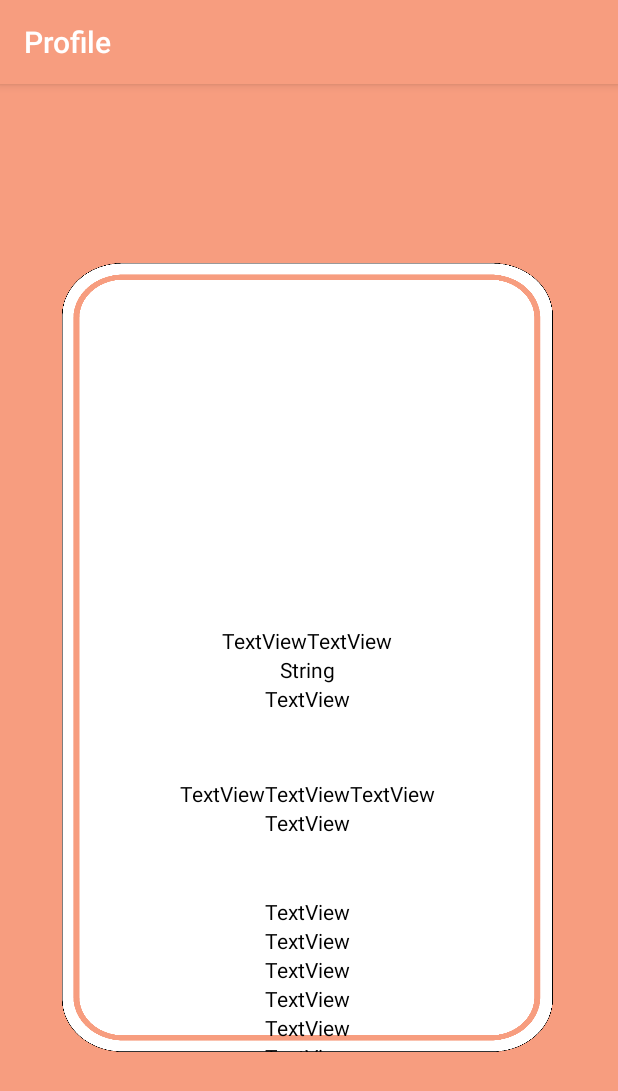
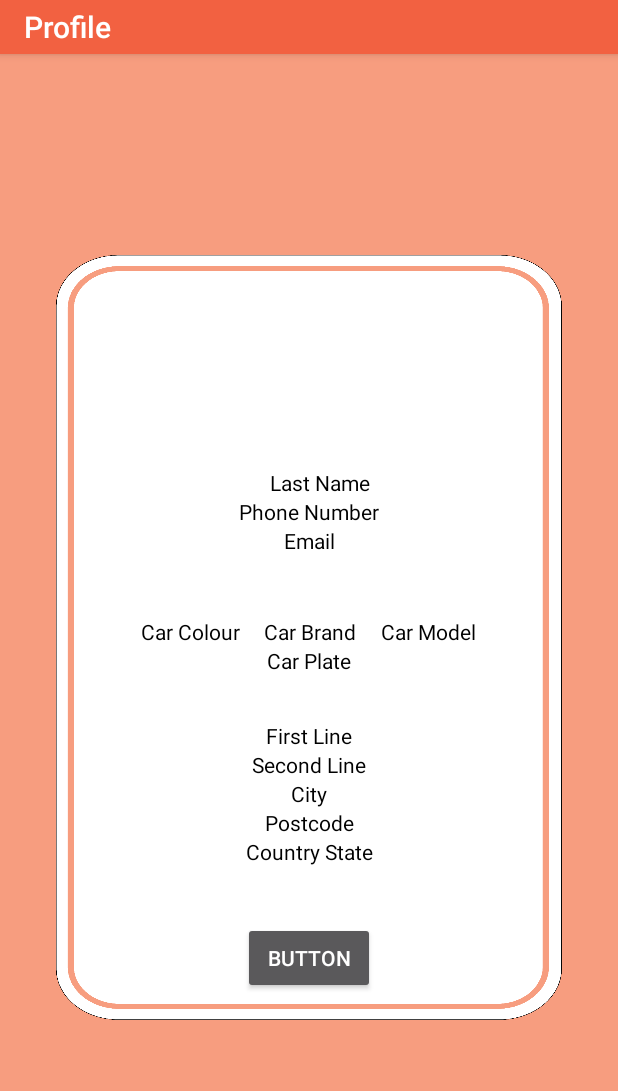
Before and after one commit to ChoLianJiet/OParkTutorial, an Android app: the ProfileNavFragment screen opened directly, with no data from a screen before it, on a phone screen of 412 x 824 dp. Shown: the top 1091 px of the screen. Run offline under Robolectric (Android 15) with nearby library versions, the phone set to English and light mode, and no system bars.

Commit message:
Rearrange Layout, added Layout Id, Waiting to download objbytestream from Storage Created new fragment layout ready for feedback fragment. Resized app bar layout . Subject to change

```diff
--- a/app/src/main/java/com/opark/opark/ProfileNavFragment.java
+++ b/app/src/main/java/com/opark/opark/ProfileNavFragment.java
@@ -9,6 +9,7 @@ import android.support.v4.widget.DrawerLayout;
 import android.view.LayoutInflater;
 import android.view.View;
 import android.view.ViewGroup;
+import android.widget.TextView;
 
 /**
  * Created by Yz on 21-Sep-17.
@@ -16,12 +17,22 @@ import android.view.ViewGroup;
 
 public class ProfileNavFragment extends Fragment {
 
-
+    private TextView firstName, lastName, phoneNum;
+    private TextView carColour, carBrand, carModel, carPlate;
+    private TextView firstLine, secondLine, city, postcode, countryState;
 
     @Override
     public View onCreateView(LayoutInflater inflater, ViewGroup parent, Bundle savedInstanceState) {
         // Defines the xml file for the fragment
-        return inflater.inflate(R.layout.profile_nav_fragment, parent, false);
+        View view=  inflater.inflate(R.layout.profile_nav_fragment, parent, false);
+
+        firstName = (TextView) view.findViewById(R.id.first_name_edit);
+        firstName.setText("");
+
+        return view;
+
+
+
     }
     // This event is triggered soon after onCreateView().
     // Any view setup should occur here.  E.g., view lookups and attaching view listeners.
--- a/app/src/main/res/layout/app_bar_drawer_activity_main.xml
+++ b/app/src/main/res/layout/app_bar_drawer_activity_main.xml
@@ -15,9 +15,8 @@
         <android.support.v7.widget.Toolbar
             android:id="@+id/toolbar"
             android:layout_width="match_parent"
-            android:layout_height="wrap_content"
-            android:layout_weight="1"
-            android:background="?attr/colorPrimary"
+            android:layout_height="36dp"
+            android:background="@color/colorPrimaryDark"
             android:minHeight="?attr/actionBarSize"
             android:theme="?attr/actionBarTheme"/>
     </android.support.design.widget.AppBarLayout>
--- a/app/src/main/res/layout/content_drawer_activity_main.xml
+++ b/app/src/main/res/layout/content_drawer_activity_main.xml
@@ -13,16 +13,15 @@
 
     <FrameLayout
         android:id="@+id/content_frame"
-        android:layout_width="327dp"
-        android:layout_height="526dp"
+        android:layout_width="337dp"
+        android:layout_height="510dp"
         android:layout_centerHorizontal="true"
         android:layout_centerVertical="true"
         app:layout_constraintBottom_toBottomOf="parent"
-        app:layout_constraintHorizontal_bias="0.492"
         app:layout_constraintLeft_toLeftOf="parent"
         app:layout_constraintRight_toRightOf="parent"
         app:layout_constraintTop_toTopOf="parent"
-        app:layout_constraintVertical_bias="0.493"
-        tools:layout_editor_absoluteX="24dp"/>
+        app:layout_constraintVertical_bias="0.482"
+        tools:layout_editor_absoluteY="-8dp"/>
 
 </android.support.constraint.ConstraintLayout>
--- /dev/null
+++ b/app/src/main/res/layout/feedback_nav_fragment.xml
@@ -0,0 +1,8 @@
+<?xml version="1.0" encoding="utf-8"?>
+<RelativeLayout xmlns:android="http://schemas.android.com/apk/res/android"
+                android:layout_width="match_parent"
+                android:layout_height="match_parent"
+                android:background="@color/colorPrimary"
+                android:orientation="vertical">
+
+</RelativeLayout>
--- a/app/src/main/res/layout/profile_nav_fragment.xml
+++ b/app/src/main/res/layout/profile_nav_fragment.xml
@@ -13,14 +13,14 @@
     tools:layout_editor_absoluteY="25dp">
 
     <LinearLayout
-        android:id="@+id/linearLayout0"
+        android:id="@+id/name_num_1"
         android:layout_width="match_parent"
         android:layout_height="wrap_content"
-        android:layout_alignParentLeft="false"
-        android:layout_alignParentStart="false"
-        android:layout_alignParentTop="false"
-        android:layout_marginTop="242dp"
-        android:orientation="horizontal">
+        android:layout_marginTop="142dp"
+        android:orientation="horizontal"
+        android:layout_alignParentTop="true"
+        android:layout_alignParentLeft="true"
+        android:layout_alignParentStart="true">
 
         <RelativeLayout
             android:id="@+id/relativeLayout2"
@@ -30,161 +30,193 @@
             android:gravity="center">
 
             <TextView
-                android:id="@+id/textView5"
+                android:id="@+id/first_name_edit"
                 android:layout_width="wrap_content"
                 android:layout_height="wrap_content"
                 android:layout_centerHorizontal="false"
                 android:layout_centerInParent="false"
-                android:text="TextView"
-                android:textColor="@color/black" />
+                android:text="First Name"
+                android:textColor="@color/black"/>
 
             <TextView
-                android:id="@+id/textView4"
+                android:id="@+id/last_name_edit"
                 android:layout_width="wrap_content"
                 android:layout_height="wrap_content"
                 android:layout_alignParentTop="true"
-                android:layout_centerHorizontal="false"
                 android:layout_centerInParent="false"
-                android:layout_toEndOf="@+id/textView5"
-                android:layout_toRightOf="@+id/textView5"
-                android:text="TextView"
-                android:textColor="@color/black" />
+                android:layout_marginLeft="15dp"
+                android:layout_marginStart="15dp"
+                android:layout_toEndOf="@+id/first_name_edit"
+                android:layout_toRightOf="@+id/first_name_edit"
+                android:text="Last Name"
+                android:textAlignment="center"
+                android:textColor="@color/black"/>
         </RelativeLayout>
     </LinearLayout>
 
     <LinearLayout
-        android:id="@+id/linearLayout1"
+        android:id="@+id/name_num_2"
         android:layout_width="match_parent"
         android:layout_height="wrap_content"
-        android:layout_below="@+id/linearLayout0"
+        android:layout_below="@+id/name_num_1"
         android:layout_centerHorizontal="true"
         android:orientation="vertical">
 
         <TextView
-            android:id="@+id/textView27"
+            android:id="@+id/phone_num_edit"
             android:layout_width="match_parent"
             android:layout_height="wrap_content"
-            android:text="String"
+            android:text="Phone Number"
             android:textAlignment="center"
-            android:textColor="@color/black" />
+            android:textColor="@color/black"/>
 
         <TextView
-            android:id="@+id/textView26"
+            android:id="@+id/email_edit"
             android:layout_width="match_parent"
             android:layout_height="wrap_content"
-            android:text="TextView"
+            android:text="Email"
             android:textAlignment="center"
-            android:textColor="@color/black" />
+            android:textColor="@color/black"/>
 
     </LinearLayout>
 
+    <LinearLayout
+        android:id="@+id/car_1"
+        android:layout_width="match_parent"
+        android:layout_height="wrap_content"
+        android:orientation="horizontal"
+        android:layout_marginTop="41dp"
+        android:layout_below="@+id/name_num_2"
+        android:layout_alignParentLeft="true"
+        android:layout_alignParentStart="true">
+
         <RelativeLayout
-        android:id="@+id/relativeLayout3"
+            android:id="@+id/relativeLayout"
             android:layout_width="match_parent"
+            android:layout_height="wrap_content"
+            android:layout_alignBottom="@+id/linearLayout"
+            android:gravity="center">
+
+            <TextView
+                android:id="@+id/car_colour_edit"
+                android:layout_width="wrap_content"
                 android:layout_height="wrap_content"
                 android:layout_alignParentLeft="true"
                 android:layout_alignParentStart="true"
-        android:layout_below="@+id/linearLayout1"
-        android:layout_marginTop="44dp"
-        android:orientation="horizontal">
+                android:layout_alignParentTop="true"
+                android:layout_centerInParent="false"
 
+                android:text="Car Colour"
+                android:textColor="@color/black"/>
 
             <TextView
-            android:id="@+id/textView6"
-            android:layout_width="wrap_content"
-            android:layout_height="wrap_content"
-            android:layout_toLeftOf="@+id/textView7"
-            android:gravity="center"
-            android:text="TextView"
-            android:textColor="@color/black" />
-
-        <TextView
-            android:id="@+id/textView7"
+                android:id="@+id/car_brand_edit"
                 android:layout_width="wrap_content"
                 android:layout_height="wrap_content"
                 android:layout_alignParentTop="true"
-            android:layout_centerInParent="true"
-            android:layout_centerVertical="true"
-            android:gravity="center"
-            android:text="TextView"
-            android:textColor="@color/black" />
+                android:layout_centerInParent="false"
+                android:layout_marginLeft="15dp"
+                android:layout_marginStart="15dp"
+                android:layout_toEndOf="@+id/car_colour_edit"
+                android:layout_toRightOf="@+id/car_colour_edit"
+                android:text="Car Brand"
+                android:textAlignment="center"
+                android:textColor="@color/black"/>
 
             <TextView
-            android:id="@+id/textView9"
+                android:id="@+id/car_model_edit"
                 android:layout_width="wrap_content"
                 android:layout_height="wrap_content"
-            android:layout_toRightOf="@+id/textView7"
-            android:gravity="center"
-            android:text="TextView"
-            android:textColor="@color/black" />
+                android:layout_alignParentTop="true"
+                android:layout_marginLeft="17dp"
+                android:layout_marginStart="17dp"
+                android:layout_toEndOf="@+id/car_brand_edit"
+                android:layout_toRightOf="@+id/car_brand_edit"
+                android:text="Car Model"
+                android:textColor="@color/black"/>
+        </RelativeLayout>
+    </LinearLayout>
+
+    <LinearLayout
+        android:id="@+id/car_2"
+        android:layout_width="match_parent"
+        android:layout_height="wrap_content"
+        android:layout_below="@+id/car_1"
+        android:layout_alignParentLeft="true"
+        android:layout_alignParentStart="true"
+        android:layout_marginBottom="58dp"
+
+        android:orientation="vertical">
 
         <TextView
-            android:id="@+id/textView10"
-            android:layout_width="wrap_content"
+            android:id="@+id/car_plate_edit"
+            android:layout_width="match_parent"
             android:layout_height="wrap_content"
-            android:layout_alignTop="@+id/relativeLayout3"
-            android:layout_below="@+id/textView7"
-            android:layout_centerHorizontal="true"
-            android:text="TextView"
-            android:textColor="@color/black" />
-    </RelativeLayout>
+            android:text="Car Plate"
+            android:textAlignment="center"
+            android:textColor="@color/black"/>
+
+    </LinearLayout>
 
     <LinearLayout
         android:layout_width="match_parent"
         android:layout_height="wrap_content"
-        android:layout_marginTop="40dp"
         android:orientation="vertical"
-        android:layout_below="@+id/relativeLayout3"
+        android:id="@+id/address_all"
+        android:layout_marginTop="50dp"
+        android:layout_below="@+id/car_1"
         android:layout_alignParentLeft="true"
         android:layout_alignParentStart="true">
 
         <TextView
-            android:id="@+id/textView16"
+            android:id="@+id/first_line_edit"
             android:layout_width="match_parent"
             android:layout_height="wrap_content"
-            android:text="TextView"
+            android:text="First Line"
             android:textAlignment="center"
             android:textColor="@color/black"/>
 
         <TextView
-            android:id="@+id/textView15"
+            android:id="@+id/second_line_edit"
             android:layout_width="match_parent"
             android:layout_height="wrap_content"
-            android:text="TextView"
+            android:text="Second Line"
             android:textAlignment="center"
             android:textColor="@color/black"/>
 
         <TextView
-            android:id="@+id/textView14"
+            android:id="@+id/city_edit"
             android:layout_width="match_parent"
             android:layout_height="wrap_content"
-            android:text="TextView"
+            android:text="City"
             android:textAlignment="center"
             android:textColor="@color/black"/>
 
         <TextView
-            android:id="@+id/textView13"
+            android:id="@+id/post_code_edit"
             android:layout_width="match_parent"
             android:layout_height="wrap_content"
-            android:text="TextView"
+            android:text="Postcode"
             android:textAlignment="center"
             android:textColor="@color/black"/>
 
         <TextView
-            android:id="@+id/textView12"
+            android:id="@+id/country_state_edit"
             android:layout_width="match_parent"
             android:layout_height="wrap_content"
-            android:text="TextView"
+            android:text="Country State"
             android:textAlignment="center"
             android:textColor="@color/black"/>
 
-        <TextView
-            android:id="@+id/textView11"
-            android:layout_width="match_parent"
-            android:layout_height="wrap_content"
-            android:text="TextView"
-            android:textAlignment="center"
-            android:textColor="@color/black"/>
     </LinearLayout>
 
+    <Button
+        android:id="@+id/button2"
+        android:layout_width="wrap_content"
+        android:layout_height="wrap_content"
+        android:layout_marginTop="37dp"
+        android:text="Button"
+        android:layout_below="@+id/address_all"
+        android:layout_centerHorizontal="true"/>
+
 </RelativeLayout>
```
Also changed, not shown: 1 other file. Lines whose indentation alone changed are shown as unchanged.
